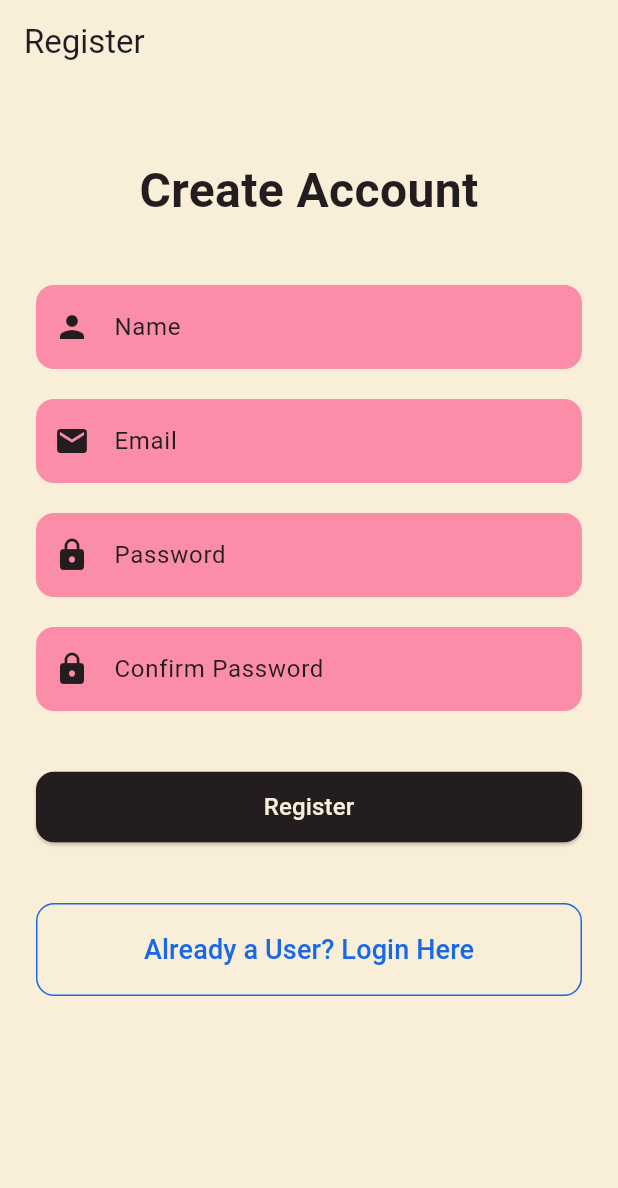
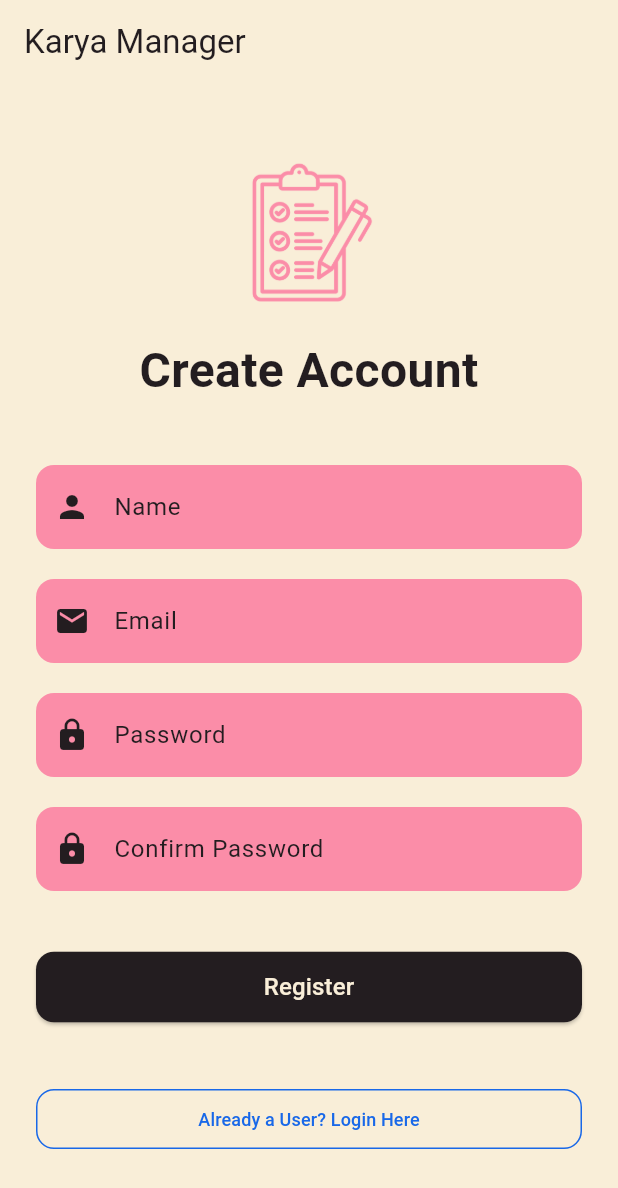
Before and after one commit to Avleen-2464/karya_manager, a Flutter app: the screen it shows after launch, after a tap on "Login", after a tap on "New User? Register Here", on a phone screen of 412 x 824 dp. Shown: the top 1188 px of the screen. Run offline on Flutter 3.47's test engine with Material 3 defaults, Android fonts, the phone set to English and light mode, and no system bars; our stand-ins replace cloud_firestore, firebase_auth, firebase_core; accounts and stored records are empty.

Commit message:
made chnages in UI

```diff
--- a/lib/main.dart
+++ b/lib/main.dart
@@ -3,8 +3,10 @@ import 'package:flutter/material.dart';
 import 'package:firebase_core/firebase_core.dart';
 import 'package:karya_manager/screens/home.dart';
 import 'package:karya_manager/screens/register.dart';
+import 'package:karya_manager/screens/splash.dart';
 import 'firebase_options.dart';
 import 'screens/login.dart';
+
 
 
 Future<void> main() async {
@@ -27,8 +29,9 @@ class MyApp extends StatelessWidget {
     return MaterialApp(
       title: 'Karya Manager',
       debugShowCheckedModeBanner: false,
-      initialRoute: "/login",
+      initialRoute: "/",
       routes: {
+        "/":(context)=>Splash(),
         "/register":(context)=>Register(),
         "/login":(context)=>Login(),
         "/home":(context)=>Home(),
--- a/lib/screens/login.dart
+++ b/lib/screens/login.dart
@@ -16,14 +16,13 @@ class _LoginState extends State<Login> {
   TextEditingController passwordController = TextEditingController();
   late StreamSubscription<User?> _authSubscription;
   String? error;
-  bool isLoading=false;
+  bool isLoading = false;
 
   @override
   void initState() {
     super.initState();
     _authSubscription = FirebaseAuth.instance.authStateChanges().listen((User? user) {
       if (user != null) {
-        // Check if mounted before navigating
         if (mounted) {
           Navigator.pushReplacementNamed(context, "/home");
         }
@@ -33,50 +32,39 @@ class _LoginState extends State<Login> {
 
   @override
   void dispose() {
-    _authSubscription.cancel(); // Cancel the subscription to prevent memory leaks
-    emailController.dispose(); // Dispose controllers
+    _authSubscription.cancel();
+    emailController.dispose();
     passwordController.dispose();
     super.dispose();
   }
 
   Future<void> login() async {
-  // Check if email and password fields are empty
     if (emailController.text.trim().isEmpty || passwordController.text.trim().isEmpty) {
       setState(() {
-      error = 'Please fill in both fields.'; // Display error message
+        error = 'Please fill in both fields.';
       });
-    return; // Exit the method early
+      return;
     }
     setState(() {
-    isLoading=true;
+      isLoading = true;
     });
 
     try {
-    // Attempt to sign in
       await FirebaseAuth.instance.signInWithEmailAndPassword(
         email: emailController.text.trim(),
         password: passwordController.text.trim(),
       );
-
-    // Only navigate to home if login is successful
       if (mounted) {
         Navigator.pushReplacementNamed(context, "/home");
       }
     } on FirebaseAuthException catch (e) {
       setState(() {
-      // Debugging: Print the caught error code
-      print("Firebase Auth Error: ${e.code}");
-
-      // Handle specific Firebase authentication errors
         switch (e.code) {
           case 'user-not-found':
             error = 'No user found for that email.';
             break;
           case 'wrong-password':
             error = 'Wrong password provided for that user.';
-          break;
-        case 'invalid-credential':
-          error = 'Invalid credentials provided. Please check your email and password.';
             break;
           default:
             error = 'An error occurred. Please try again.';
@@ -85,25 +73,22 @@ class _LoginState extends State<Login> {
       });
     } catch (e) {
       setState(() {
-      error = 'An unexpected error occurred: $e'; // Handle unexpected errors
+        error = 'An unexpected error occurred: $e';
       });
-    print("Unexpected Error: $e"); // Debugging statement
-  }
-  finally {
+    } finally {
       setState(() {
-        isLoading = false; // Stop loading
+        isLoading = false;
       });
     }
   }
 
-
   @override
   Widget build(BuildContext context) {
     return Scaffold(
-      backgroundColor:cream, // #f9eed8 background
+      backgroundColor: cream, // #f9eed8 background
       appBar: AppBar(
         title: const Text(
-          "Login",
+          "Karya Manager",
           style: TextStyle(color: black), // #231d20
         ),
         backgroundColor: Colors.transparent,
@@ -115,24 +100,33 @@ class _LoginState extends State<Login> {
         child: Column(
           crossAxisAlignment: CrossAxisAlignment.stretch,
           children: [
+            // Logo
+            Center(
+              child: Image.asset(
+                'assets/logo2.png', // Path to your logo
+                height: 120, // Adjust logo height
+              ),
+            ),
+            const SizedBox(height: 30), // Adjusted space after logo
+
             // Welcome Text
             const Text(
               "Welcome Back!",
               style: TextStyle(
-                fontSize: 32,
+                fontSize: 28, // Adjusted font size
                 fontWeight: FontWeight.bold,
-                color:black, // #231d20
+                color: black, // #231d20
               ),
               textAlign: TextAlign.center,
             ),
-            const SizedBox(height: 40),
+            const SizedBox(height: 20), // Reduced height
 
             // Email TextField
             TextField(
               decoration: InputDecoration(
                 labelText: "Email",
                 labelStyle: const TextStyle(color: black),
-                prefixIcon: const Icon(Icons.email, color:black),
+                prefixIcon: const Icon(Icons.email, color: black),
                 filled: true,
                 fillColor: pink, // #fb8da8
                 border: OutlineInputBorder(
@@ -152,7 +146,7 @@ class _LoginState extends State<Login> {
                 labelStyle: const TextStyle(color: black),
                 prefixIcon: const Icon(Icons.lock, color: black),
                 filled: true,
-                fillColor:pink, // #fb8da8
+                fillColor: pink, // #fb8da8
                 border: OutlineInputBorder(
                   borderRadius: BorderRadius.circular(12),
                   borderSide: BorderSide.none,
@@ -161,26 +155,28 @@ class _LoginState extends State<Login> {
               controller: passwordController,
               obscureText: true,
             ),
-            const SizedBox(height: 40),
+            const SizedBox(height: 30), // Reduced height
 
             // Login Button
-            isLoading?const Center(child: CircularProgressIndicator(),):
-            ElevatedButton(
+            isLoading
+                ? const Center(child: CircularProgressIndicator())
+                : ElevatedButton(
                     onPressed: login,
                     style: ElevatedButton.styleFrom(
-                padding: const EdgeInsets.symmetric(vertical: 12, horizontal: 24), // Smaller padding
-                backgroundColor:black, // Ensure you have this color defined
+                      padding: const EdgeInsets.symmetric(vertical: 12, horizontal: 24),
+                      backgroundColor: black,
                       shape: RoundedRectangleBorder(
                         borderRadius: BorderRadius.circular(12),
                       ),
                     ),
                     child: const Text(
                       "Login",
-                style: TextStyle(fontSize: 16, color:cream), // Adjusted font size
+                      style: TextStyle(fontSize: 16, color: cream),
                     ),
                   ),
+            const SizedBox(height: 20),
 
-            const SizedBox(height: 20),
+            // Error message
             if (error != null)
               Text(
                 error!,
@@ -195,8 +191,8 @@ class _LoginState extends State<Login> {
                 Navigator.pushReplacementNamed(context, "/register");
               },
               style: OutlinedButton.styleFrom(
-                padding: const EdgeInsets.symmetric(vertical: 18),
-                side: const BorderSide(color:blue), // #1968e8
+                padding: const EdgeInsets.symmetric(vertical: 10),
+                side: const BorderSide(color: blue), // #1968e8
                 shape: RoundedRectangleBorder(
                   borderRadius: BorderRadius.circular(12),
                 ),
@@ -204,7 +200,7 @@ class _LoginState extends State<Login> {
               child: const Text(
                 "New User? Register Here",
                 style: TextStyle(
-                  fontSize: 18,
+                  fontSize: 12,
                   color: blue, // #1968e8
                 ),
               ),
--- a/lib/screens/register.dart
+++ b/lib/screens/register.dart
@@ -17,7 +17,7 @@ class _RegisterState extends State<Register> {
   TextEditingController passwordController = TextEditingController();
   TextEditingController confirmPasswordController = TextEditingController();
   String? error;
-  bool isLoading=false;
+  bool isLoading = false;
   Userservice service = Userservice();
 
   signIn() async {
@@ -32,7 +32,7 @@ class _RegisterState extends State<Register> {
       });
       return;
     }
-     setState(() {
+    setState(() {
       isLoading = true; // Start loading
     });
 
@@ -71,8 +71,7 @@ class _RegisterState extends State<Register> {
       setState(() {
         error = 'An unexpected error occurred: $e';
       });
-    }
-    finally {
+    } finally {
       setState(() {
         isLoading = false; // Stop loading
       });
@@ -85,7 +84,7 @@ class _RegisterState extends State<Register> {
       backgroundColor: cream, // #f9eed8 background
       appBar: AppBar(
         title: const Text(
-          "Register",
+          "Karya Manager",
           style: TextStyle(color: black), // #231d20
         ),
         backgroundColor: Colors.transparent,
@@ -97,6 +96,13 @@ class _RegisterState extends State<Register> {
         child: Column(
           crossAxisAlignment: CrossAxisAlignment.stretch,
           children: [
+            // Logo
+            Image.asset(
+              'assets/logo2.png', // Change this to the logo you want to display
+              height: 100, // Adjust height as needed
+            ),
+            const SizedBox(height: 20),
+
             // Welcome Text
             const Text(
               "Create Account",
@@ -181,8 +187,7 @@ class _RegisterState extends State<Register> {
             const SizedBox(height: 40),
 
             // Register Button
-            isLoading? const Center(child: CircularProgressIndicator(),):
-            ElevatedButton(
+            isLoading ? const Center(child: CircularProgressIndicator()) : ElevatedButton(
               onPressed: signIn,
               style: ElevatedButton.styleFrom(
                 padding: const EdgeInsets.symmetric(vertical: 12, horizontal: 24),
@@ -212,7 +217,7 @@ class _RegisterState extends State<Register> {
                 Navigator.pushReplacementNamed(context, "/login");
               },
               style: OutlinedButton.styleFrom(
-                padding: const EdgeInsets.symmetric(vertical: 18),
+                padding: const EdgeInsets.symmetric(vertical: 10),
                 side: const BorderSide(color: blue), // #1968e8
                 shape: RoundedRectangleBorder(
                   borderRadius: BorderRadius.circular(12),
@@ -221,7 +226,7 @@ class _RegisterState extends State<Register> {
               child: const Text(
                 "Already a User? Login Here",
                 style: TextStyle(
-                  fontSize: 18,
+                  fontSize: 12,
                   color: blue, // #1968e8
                 ),
               ),
--- /dev/null
+++ b/lib/screens/splash.dart
@@ -0,0 +1,43 @@
+import 'package:flutter/material.dart';
+import 'dart:async';
+import '../utils/theme.dart'; // Assuming this contains your cream color
+import 'login.dart';
+
+class Splash extends StatefulWidget {
+  const Splash({Key? key}) : super(key: key);
+
+  @override
+  _SplashState createState() => _SplashState();
+}
+
+class _SplashState extends State<Splash> {
+  @override
+  void initState() {
+    super.initState();
+    // Delay of 3 seconds before navigating to the login screen
+    Timer(const Duration(seconds: 3), () {
+      Navigator.pushReplacementNamed(context, "/login");
+    });
+  }
+
+  @override
+  Widget build(BuildContext context) {
+    return Scaffold(
+      backgroundColor: cream,
+      body: Center(
+        child: Column(
+          mainAxisAlignment: MainAxisAlignment.center,
+          children: [
+
+            Image.asset(
+              'assets/logo1.png',
+              width: 250,
+              height: 250,
+            ),
+
+          ],
+        ),
+      ),
+    );
+  }
+}
--- a/pubspec.yaml
+++ b/pubspec.yaml
@@ -62,8 +62,9 @@ flutter:
   uses-material-design: true
 
   # To add assets to your application, add an assets section, like this:
-  # assets:
-  #   - images/a_dot_burr.jpeg
+  assets:
+    - assets/logo1.png
+    - assets/logo2.png
   #   - images/a_dot_ham.jpeg
 
   # An image asset can refer to one or more resolution-specific "variants", see
```
Also changed, not shown: lib/screens/home.dart (+84 -32 lines), lib/services/todo_service.dart (+10 -0 lines), assets/logo1.png (added), assets/logo2.png (added). Lines whose indentation alone changed are shown as unchanged.
